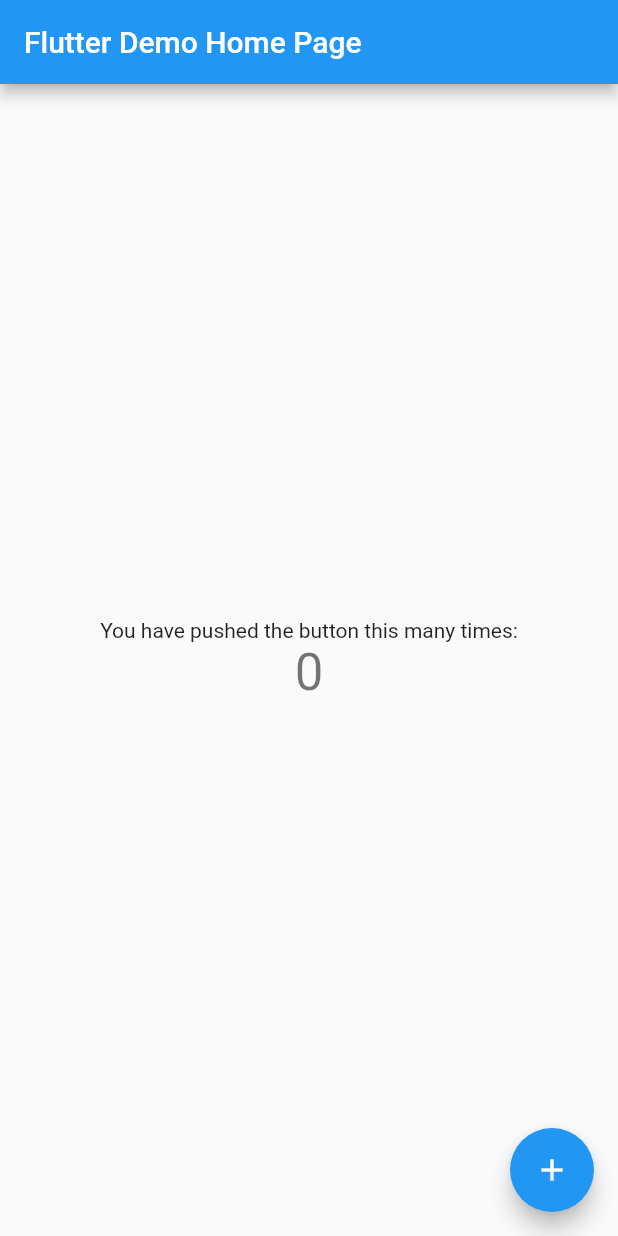
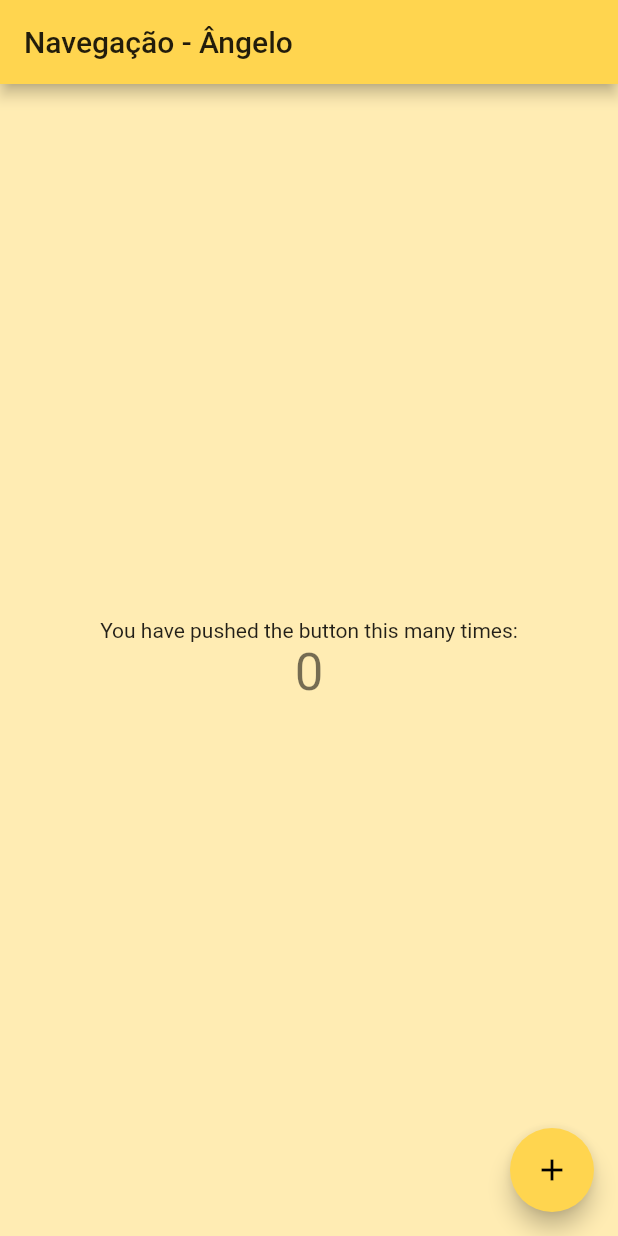
Before and after one commit to MSavioti/Estudo-Navegacao-Flutter, a Flutter app: the screen it shows after launch, on a phone screen of 412 x 824 dp. Run offline on Flutter 3.47's test engine with Material 2 defaults, Android fonts, the phone set to English and light mode, and no system bars.

Commit message:
mudando tema do material

```diff
--- a/lib/main.dart
+++ b/lib/main.dart
@@ -5,94 +5,57 @@ void main() {
 }
 
 class MyApp extends StatelessWidget {
-  // This widget is the root of your application.
   @override
   Widget build(BuildContext context) {
     return MaterialApp(
-      title: 'Flutter Demo',
-      theme: ThemeData(
-        // This is the theme of your application.
-        //
-        // Try running your application with "flutter run". You'll see the
-        // application has a blue toolbar. Then, without quitting the app, try
-        // changing the primarySwatch below to Colors.green and then invoke
-        // "hot reload" (press "r" in the console where you ran "flutter run",
-        // or simply save your changes to "hot reload" in a Flutter IDE).
-        // Notice that the counter didn't reset back to zero; the application
-        // is not restarted.
-        primarySwatch: Colors.blue,
+      title: 'Navegação - Ângelo',
+      theme: appTheme(),
+      home: HomePage(title: 'Navegação - Ângelo'),
+    );
+  }
+
+  ThemeData appTheme() {
+    return ThemeData(
+      primaryColor: Colors.amber[300],
+      buttonColor: Colors.amber[300],
+      backgroundColor: Colors.amber[100],
+      scaffoldBackgroundColor: Colors.amber[100],
+      accentColor: Colors.amber[300],
+      iconTheme: IconThemeData(
+        color: Colors.amber,
       ),
-      home: MyHomePage(title: 'Flutter Demo Home Page'),
     );
   }
 }
 
-class MyHomePage extends StatefulWidget {
-  MyHomePage({Key key, this.title}) : super(key: key);
-
-  // This widget is the home page of your application. It is stateful, meaning
-  // that it has a State object (defined below) that contains fields that affect
-  // how it looks.
-
-  // This class is the configuration for the state. It holds the values (in this
-  // case the title) provided by the parent (in this case the App widget) and
-  // used by the build method of the State. Fields in a Widget subclass are
-  // always marked "final".
+class HomePage extends StatefulWidget {
+  HomePage({Key key, this.title}) : super(key: key);
 
   final String title;
 
   @override
-  _MyHomePageState createState() => _MyHomePageState();
+  _HomePageState createState() => _HomePageState();
 }
 
-class _MyHomePageState extends State<MyHomePage> {
+class _HomePageState extends State<HomePage> {
   int _counter = 0;
 
   void _incrementCounter() {
     setState(() {
-      // This call to setState tells the Flutter framework that something has
-      // changed in this State, which causes it to rerun the build method below
-      // so that the display can reflect the updated values. If we changed
-      // _counter without calling setState(), then the build method would not be
-      // called again, and so nothing would appear to happen.
       _counter++;
     });
   }
 
   @override
   Widget build(BuildContext context) {
-    // This method is rerun every time setState is called, for instance as done
-    // by the _incrementCounter method above.
-    //
-    // The Flutter framework has been optimized to make rerunning build methods
-    // fast, so that you can just rebuild anything that needs updating rather
-    // than having to individually change instances of widgets.
     return Scaffold(
       appBar: AppBar(
-        // Here we take the value from the MyHomePage object that was created by
-        // the App.build method, and use it to set our appbar title.
         title: Text(widget.title),
       ),
       body: Center(
-        // Center is a layout widget. It takes a single child and positions it
-        // in the middle of the parent.
         child: Column(
-          // Column is also a layout widget. It takes a list of children and
-          // arranges them vertically. By default, it sizes itself to fit its
-          // children horizontally, and tries to be as tall as its parent.
-          //
-          // Invoke "debug painting" (press "p" in the console, choose the
-          // "Toggle Debug Paint" action from the Flutter Inspector in Android
-          // Studio, or the "Toggle Debug Paint" command in Visual Studio Code)
-          // to see the wireframe for each widget.
-          //
-          // Column has various properties to control how it sizes itself and
-          // how it positions its children. Here we use mainAxisAlignment to
-          // center the children vertically; the main axis here is the vertical
-          // axis because Columns are vertical (the cross axis would be
-          // horizontal).
           mainAxisAlignment: MainAxisAlignment.center,
-          children: <Widget>[
+          children: [
             Text(
               'You have pushed the button this many times:',
             ),
@@ -107,7 +70,7 @@ class _MyHomePageState extends State<MyHomePage> {
         onPressed: _incrementCounter,
         tooltip: 'Increment',
         child: Icon(Icons.add),
-      ), // This trailing comma makes auto-formatting nicer for build methods.
+      ),
     );
   }
 }
```
